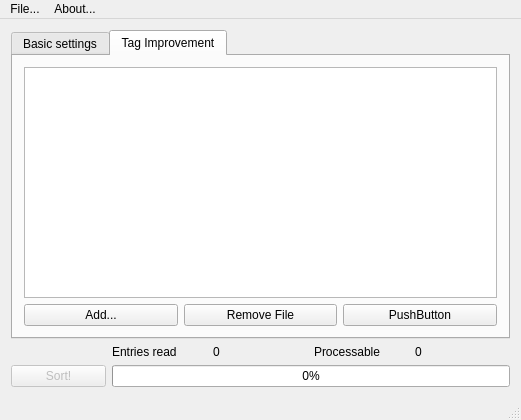
This is mainwindow.ui in flxw/qtagsort as Qt 5 draws it before an edit. The edited form follows.
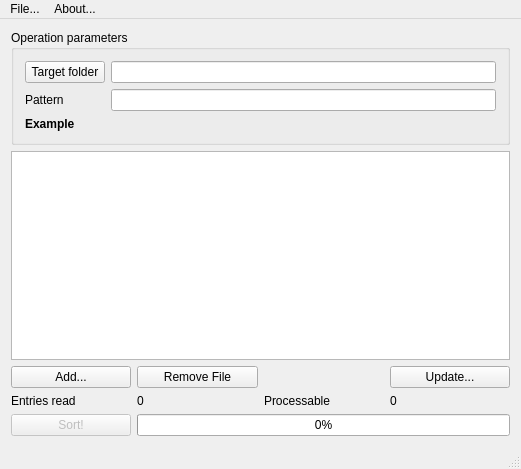
This is the edited form.

Commit message: Modified UI to simplify usage, removed tabbed interface

The edit to the form file:
```diff
--- a/mainwindow.ui
+++ b/mainwindow.ui
@@ -7,7 +7,7 @@
     <x>0</x>
     <y>0</y>
     <width>521</width>
-    <height>420</height>
+    <height>469</height>
    </rect>
   </property>
   <property name="sizePolicy">
@@ -24,14 +24,68 @@
   </property>
   <widget class="QWidget" name="centralWidget">
    <layout class="QGridLayout" name="gridLayout_2">
-    <item row="1" column="2">
-     <widget class="QLabel" name="entriesReadDispLabel">
-      <property name="text">
-       <string>0</string>
+    <item row="1" column="0" colspan="4">
+     <widget class="QTableView" name="tableView">
+      <property name="editTriggers">
+       <set>QAbstractItemView::DoubleClicked</set>
       </property>
+      <property name="tabKeyNavigation">
+       <bool>true</bool>
+      </property>
+      <property name="showDropIndicator" stdset="0">
+       <bool>false</bool>
+      </property>
+      <property name="dragDropOverwriteMode">
+       <bool>false</bool>
+      </property>
+      <property name="selectionMode">
+       <enum>QAbstractItemView::SingleSelection</enum>
+      </property>
+      <property name="selectionBehavior">
+       <enum>QAbstractItemView::SelectRows</enum>
+      </property>
+      <property name="gridStyle">
+       <enum>Qt::DotLine</enum>
+      </property>
+      <property name="sortingEnabled">
+       <bool>true</bool>
+      </property>
+      <property name="cornerButtonEnabled">
+       <bool>false</bool>
+      </property>
+      <attribute name="horizontalHeaderHighlightSections">
+       <bool>false</bool>
+      </attribute>
+      <attribute name="horizontalHeaderStretchLastSection">
+       <bool>true</bool>
+      </attribute>
+      <attribute name="verticalHeaderVisible">
+       <bool>false</bool>
+      </attribute>
      </widget>
     </item>
     <item row="2" column="0">
+     <widget class="QPushButton" name="addEntryButton">
+      <property name="text">
+       <string>Add...</string>
+      </property>
+     </widget>
+    </item>
+    <item row="2" column="1">
+     <widget class="QPushButton" name="delEntryButton">
+      <property name="text">
+       <string>Remove File</string>
+      </property>
+     </widget>
+    </item>
+    <item row="3" column="0">
+     <widget class="QLabel" name="entriesReadLabel">
+      <property name="text">
+       <string>Entries read</string>
+      </property>
+     </widget>
+    </item>
+    <item row="5" column="0">
      <widget class="QPushButton" name="beginSortButton">
       <property name="enabled">
        <bool>false</bool>
@@ -41,38 +95,17 @@
       </property>
      </widget>
     </item>
-    <item row="1" column="1">
-     <widget class="QLabel" name="label_7">
-      <property name="text">
-       <string>Entries read</string>
+    <item row="5" column="1" colspan="3">
+     <widget class="QProgressBar" name="progressBar">
+      <property name="value">
+       <number>0</number>
       </property>
-     </widget>
-    </item>
-    <item row="1" column="3">
-     <widget class="QLabel" name="label_8">
-      <property name="text">
-       <string>Processable</string>
+      <property name="orientation">
+       <enum>Qt::Horizontal</enum>
       </property>
      </widget>
     </item>
-    <item row="1" column="4">
-     <widget class="QLabel" name="processableDispLabel">
-      <property name="text">
-       <string>0</string>
-      </property>
-     </widget>
-    </item>
-    <item row="0" column="0" colspan="5">
-     <widget class="QTabWidget" name="tabWidget">
-      <property name="currentIndex">
-       <number>1</number>
-      </property>
-      <widget class="QWidget" name="tab">
-       <attribute name="title">
-        <string extracomment="Give information that the program needs to work">Basic settings</string>
-       </attribute>
-       <layout class="QGridLayout" name="gridLayout_3">
-        <item row="0" column="0">
+    <item row="0" column="0" colspan="4">
          <widget class="QGroupBox" name="groupBox_2">
           <property name="title">
            <string>Operation parameters</string>
@@ -128,102 +161,31 @@
           </layout>
          </widget>
         </item>
-        <item row="1" column="0">
-         <widget class="QLabel" name="label_6">
-          <property name="font">
-           <font>
-            <weight>75</weight>
-            <bold>true</bold>
-           </font>
-          </property>
+    <item row="2" column="3">
+     <widget class="QPushButton" name="updateEntryButton">
           <property name="text">
-           <string>Drag&amp;Drop the media (files or folders)
-you want to have sorted here!</string>
-          </property>
-          <property name="alignment">
-           <set>Qt::AlignCenter</set>
-          </property>
-         </widget>
-        </item>
-       </layout>
-      </widget>
-      <widget class="QWidget" name="tab_2">
-       <attribute name="title">
-        <string extracomment="Set tags by hand on a per-file basis and update them by using the online MusicBrainz database.">Tag Improvement</string>
-       </attribute>
-       <layout class="QGridLayout" name="gridLayout_4">
-        <item row="0" column="0" colspan="3">
-         <widget class="QTableView" name="tab2_tableView">
-          <property name="editTriggers">
-           <set>QAbstractItemView::DoubleClicked</set>
-          </property>
-          <property name="tabKeyNavigation">
-           <bool>true</bool>
-          </property>
-          <property name="showDropIndicator" stdset="0">
-           <bool>false</bool>
-          </property>
-          <property name="dragDropOverwriteMode">
-           <bool>false</bool>
-          </property>
-          <property name="selectionMode">
-           <enum>QAbstractItemView::SingleSelection</enum>
-          </property>
-          <property name="selectionBehavior">
-           <enum>QAbstractItemView::SelectRows</enum>
-          </property>
-          <property name="gridStyle">
-           <enum>Qt::DotLine</enum>
-          </property>
-          <property name="sortingEnabled">
-           <bool>true</bool>
-          </property>
-          <property name="cornerButtonEnabled">
-           <bool>false</bool>
-          </property>
-          <attribute name="horizontalHeaderHighlightSections">
-           <bool>false</bool>
-          </attribute>
-          <attribute name="horizontalHeaderStretchLastSection">
-           <bool>true</bool>
-          </attribute>
-          <attribute name="verticalHeaderVisible">
-           <bool>false</bool>
-          </attribute>
-         </widget>
-        </item>
-        <item row="1" column="0">
-         <widget class="QPushButton" name="tab2_addButton">
+       <string>Update...</string>
+      </property>
+     </widget>
+    </item>
+    <item row="3" column="2">
+     <widget class="QLabel" name="processableLabel">
           <property name="text">
-           <string>Add...</string>
+       <string>Processable</string>
           </property>
          </widget>
         </item>
-        <item row="1" column="1">
-         <widget class="QPushButton" name="tab2_delButton">
+    <item row="3" column="1">
+     <widget class="QLabel" name="entriesReadDispLabel">
           <property name="text">
-           <string>Remove File</string>
+       <string>0</string>
           </property>
          </widget>
         </item>
-        <item row="1" column="2">
-         <widget class="QPushButton" name="pushButton_3">
+    <item row="3" column="3">
+     <widget class="QLabel" name="processableDispLabel">
           <property name="text">
-           <string>PushButton</string>
-          </property>
-         </widget>
-        </item>
-       </layout>
-      </widget>
-     </widget>
-    </item>
-    <item row="2" column="1" colspan="4">
-     <widget class="QProgressBar" name="progressBar">
-      <property name="value">
-       <number>0</number>
-      </property>
-      <property name="orientation">
-       <enum>Qt::Horizontal</enum>
+       <string>0</string>
       </property>
      </widget>
     </item>
```
Lines whose indentation alone changed are shown as unchanged. The commit also changes 1 other file.
